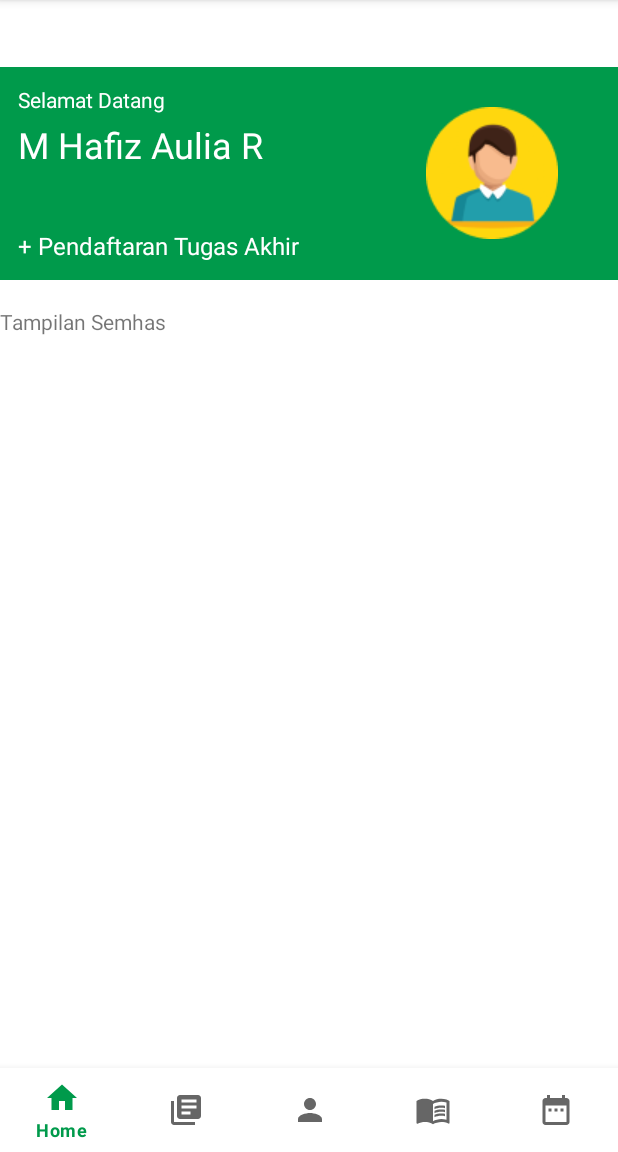
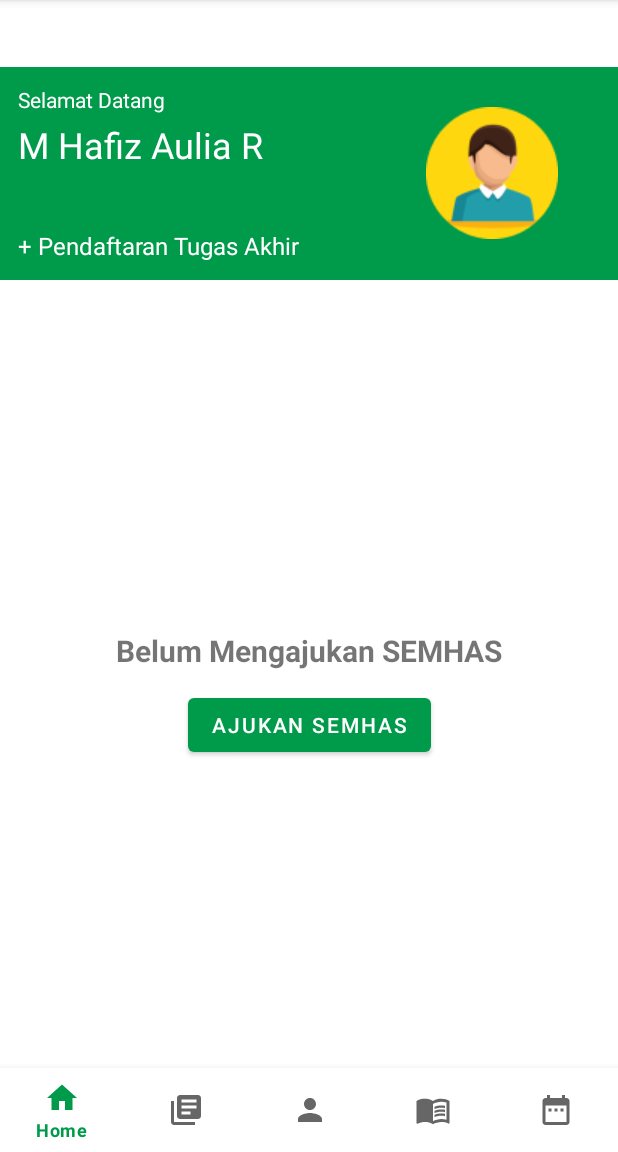
Before and after one commit to Fairenn/PTB_B_KEL_9, an Android app: the fragment SemhasFragment placed in its activity, on a phone screen of 412 x 824 dp, the part 84-1236 px from its top. Run offline under Robolectric (Android 15) with nearby library versions, the phone set to English and light mode, and no system bars.

Commit message:
apis update 9

```diff
--- a/app/src/main/java/com/pusattugasakhir/SemhasFragment.java
+++ b/app/src/main/java/com/pusattugasakhir/SemhasFragment.java
@@ -1,12 +1,17 @@
 package com.pusattugasakhir;
 
+import android.content.Intent;
 import android.os.Bundle;
 
+import androidx.annotation.NonNull;
+import androidx.annotation.Nullable;
 import androidx.fragment.app.Fragment;
 
 import android.view.LayoutInflater;
 import android.view.View;
 import android.view.ViewGroup;
+import android.widget.Button;
+import android.widget.Toast;
 
 /**
  * A simple {@link Fragment} subclass.
@@ -56,9 +61,29 @@ public class SemhasFragment extends Fragment {
     }
 
     @Override
+    public void onViewCreated(@NonNull View view, @Nullable Bundle savedInstanceState) {
+        super.onViewCreated(view, savedInstanceState);
+        View getbtn = view.findViewById(R.id.btnajusemhas);
+        getbtn.setOnClickListener(new View.OnClickListener() {
+            @Override
+            public void onClick(View view) {
+                Intent intent = new Intent(getActivity(), form_pengajuan_sidang_ta.class);
+                startActivity(intent);
+            }
+        });
+    }
+
+
+    public void ajukan(View view) {
+        Intent intent = new Intent(getActivity(), form_pengajuan_sidang_ta.class);
+        startActivity(intent);
+    }
+
+    @Override
     public View onCreateView(LayoutInflater inflater, ViewGroup container,
                              Bundle savedInstanceState) {
         // Inflate the layout for this fragment
         return inflater.inflate(R.layout.fragment_semhas, container, false);
     }
+
 }
--- a/app/src/main/res/layout/form_pengajuan_semhas.xml
+++ b/app/src/main/res/layout/form_pengajuan_semhas.xml
@@ -114,6 +114,7 @@
         android:layout_height="wrap_content"
         android:layout_marginTop="16dp"
         android:text="Ajukan"
+
         app:layout_constraintStart_toStartOf="@+id/textInputLayout31"
         app:layout_constraintTop_toBottomOf="@+id/textInputLayout31" />
 </androidx.constraintlayout.widget.ConstraintLayout>
--- a/app/src/main/res/layout/fragment_semhas.xml
+++ b/app/src/main/res/layout/fragment_semhas.xml
@@ -1,14 +1,50 @@
 <?xml version="1.0" encoding="utf-8"?>
-<RelativeLayout xmlns:android="http://schemas.android.com/apk/res/android"
+<androidx.constraintlayout.widget.ConstraintLayout xmlns:android="http://schemas.android.com/apk/res/android"
+    xmlns:app="http://schemas.android.com/apk/res-auto"
     xmlns:tools="http://schemas.android.com/tools"
     android:layout_width="match_parent"
     android:layout_height="match_parent"
     tools:context=".SemhasFragment">
 
     <!-- TODO: Update blank fragment layout -->
+
+
     <TextView
+        android:id="@+id/textView14"
         android:layout_width="match_parent"
         android:layout_height="match_parent"
-        android:text="Tampilan Semhas" />
 
-</RelativeLayout>
+
+        tools:layout_editor_absoluteX="0dp"
+        tools:layout_editor_absoluteY="-16dp" />
+
+    <Button
+        android:id="@+id/btnajusemhas"
+        android:layout_width="wrap_content"
+        android:layout_height="wrap_content"
+        android:layout_marginTop="50dp"
+        android:onClick="ajukan"
+
+
+        android:text="AJUKAN SEMHAS"
+        app:layout_constraintBottom_toBottomOf="@+id/textView14"
+        app:layout_constraintEnd_toEndOf="parent"
+        app:layout_constraintStart_toStartOf="parent"
+        app:layout_constraintTop_toTopOf="parent"
+        tools:ignore="UsingOnClickInXml" />
+
+    <TextView
+        android:id="@+id/textView26"
+        android:layout_width="wrap_content"
+        android:layout_height="wrap_content"
+        android:layout_marginBottom="50dp"
+        android:text="Belum Mengajukan SEMHAS"
+        android:textSize="20dp"
+
+        android:textStyle="bold"
+        app:layout_constraintBottom_toBottomOf="@+id/textView14"
+        app:layout_constraintEnd_toEndOf="parent"
+        app:layout_constraintStart_toStartOf="parent"
+        app:layout_constraintTop_toTopOf="@+id/textView14" />
+
+</androidx.constraintlayout.widget.ConstraintLayout>
```
